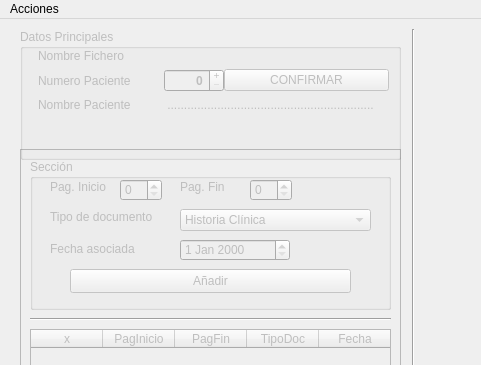
Above: pdfTools.ui from veketor/pdfTools before the change; both pictures show x 0 to 481 and y 0 to 365 of the 800 by 600 pixel window. Below: the same form after it.
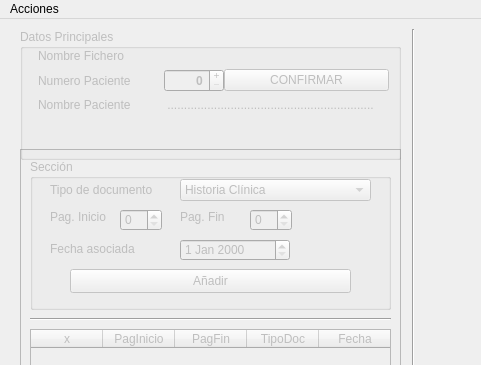
That is the form after the change.

Diff of the .ui file:
```diff
--- a/pdfTools.ui
+++ b/pdfTools.ui
@@ -149,7 +149,7 @@
       <property name="geometry">
        <rect>
         <x>150</x>
-        <y>20</y>
+        <y>50</y>
         <width>49</width>
         <height>16</height>
        </rect>
@@ -185,7 +185,7 @@
       <property name="geometry">
        <rect>
         <x>150</x>
-        <y>50</y>
+        <y>20</y>
         <width>191</width>
         <height>22</height>
        </rect>
@@ -338,7 +338,7 @@
       <property name="geometry">
        <rect>
         <x>220</x>
-        <y>20</y>
+        <y>50</y>
         <width>42</width>
         <height>22</height>
        </rect>
@@ -351,7 +351,7 @@
       <property name="geometry">
        <rect>
         <x>20</x>
-        <y>20</y>
+        <y>50</y>
         <width>71</width>
         <height>16</height>
        </rect>
@@ -364,7 +364,7 @@
       <property name="geometry">
        <rect>
         <x>20</x>
-        <y>50</y>
+        <y>23</y>
         <width>121</width>
         <height>16</height>
        </rect>
@@ -377,7 +377,7 @@
       <property name="geometry">
        <rect>
         <x>90</x>
-        <y>20</y>
+        <y>50</y>
         <width>42</width>
         <height>22</height>
        </rect>
```
Left out of the diff: 14 changed lines with no effect on the pictures.
